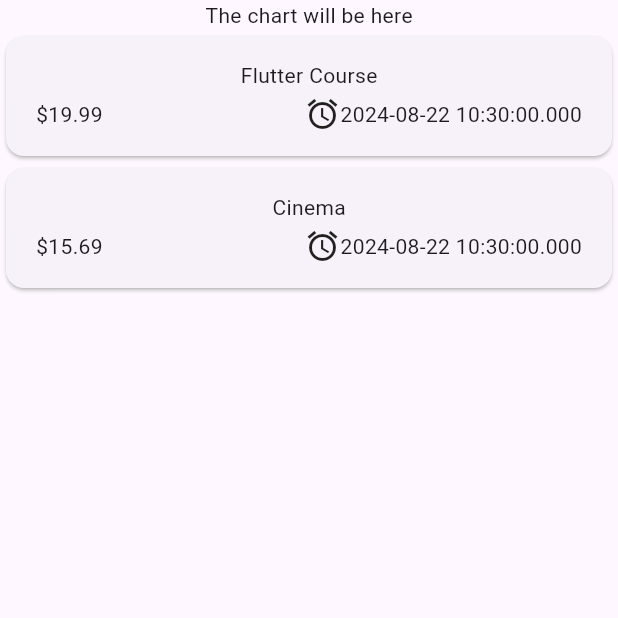
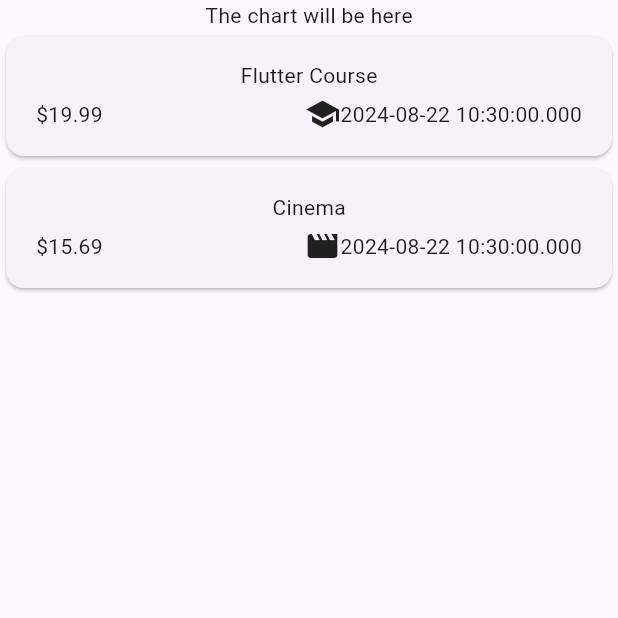
Before and after one commit to vohoangloc123/expense_tracker, a Flutter app: the screen it shows after launch, on a phone screen of 412 x 824 dp, the top half of it. Run offline on Flutter 3.47's test engine with Material 3 defaults, Android fonts, the phone set to English and light mode, and no system bars.

Commit message:
Used Icons & Formatting Dates

```diff
--- /dev/null
+++ b/lib/expense.dart
@@ -0,0 +1,55 @@
+import 'package:flutter/material.dart';
+import 'package:intl/intl.dart';
+import 'package:uuid/uuid.dart';
+
+const uuid = Uuid();
+
+enum Category {
+  Food,
+  Transportation,
+  Housing,
+  Utilities,
+  Clothing,
+  Health,
+  Insurance,
+  Personal,
+  Education,
+  Entertainment,
+  Miscellaneous,
+  leisure,
+}
+
+final formatter = DateFormat.yMd().format(DateTime.now());
+const categoryIcons = {
+  Category.Food: Icons.fastfood,
+  Category.Transportation: Icons.directions_bus,
+  Category.Housing: Icons.home,
+  Category.Utilities: Icons.flash_on,
+  Category.Clothing: Icons.shopping_bag,
+  Category.Health: Icons.local_hospital,
+  Category.Insurance: Icons.security,
+  Category.Personal: Icons.person,
+  Category.Education: Icons.school,
+  Category.Entertainment: Icons.movie,
+  Category.Miscellaneous: Icons.more_horiz,
+  Category.leisure: Icons.sports_esports,
+};
+
+class Expense {
+  Expense({
+    required this.title,
+    required this.amount,
+    required this.date,
+    required this.category,
+    // Add this parameter
+  }) : id = uuid.v4(); // Initialize id here
+
+  final String id;
+  final String title;
+  final double amount;
+  final DateTime date;
+  final Category category;
+  String get formattedDate {
+    return DateFormat.yMd().format(date);
+  }
+}
--- a/lib/expenses.dart
+++ b/lib/expenses.dart
@@ -1,7 +1,7 @@
 import 'package:expense_tracker/models/widgets/expenses_list/expenses_list.dart';
 import 'package:flutter/material.dart';
 
-import 'models/expense.dart';
+import 'expense.dart';
 
 class Expenses extends StatefulWidget {
   const Expenses({super.key});
@@ -21,7 +21,7 @@ class _ExpensesState extends State<Expenses> {
         title: "Cinema",
         amount: 15.69,
         date: DateTime.now(),
-        category: Category.leisure),
+        category: Category.Entertainment),
   ];
   @override
   Widget build(BuildContext context) {
--- a/lib/models/expense.dart
+++ /dev/null
@@ -1,33 +0,0 @@
-import 'package:uuid/uuid.dart';
-
-const uuid = Uuid();
-
-enum Category {
-  Food,
-  Transportation,
-  Housing,
-  Utilities,
-  Clothing,
-  Health,
-  Insurance,
-  Personal,
-  Education,
-  Entertainment,
-  Miscellaneous,
-  leisure,
-}
-
-class Expense {
-  Expense({
-    required this.title,
-    required this.amount,
-    required this.date,
-    required this.category,
-  }) : id = uuid.v4(); // Initialize id here
-
-  final String id;
-  final String title;
-  final double amount;
-  final DateTime date;
-  final Category category;
-}
--- a/lib/models/widgets/expenses_list/expense_item.dart
+++ b/lib/models/widgets/expenses_list/expense_item.dart
@@ -1,4 +1,4 @@
-import 'package:expense_tracker/models/expense.dart';
+import 'package:expense_tracker/expense.dart';
 import 'package:flutter/material.dart';
 
 class ExpenseItem extends StatelessWidget {
@@ -20,7 +20,7 @@ class ExpenseItem extends StatelessWidget {
                   const Spacer(),
                   Row(
                     children: [
-                      const Icon(Icons.alarm),
+                      Icon(categoryIcons[expense.category]),
                       Text(expense.date.toString()),
                     ],
                   ),
--- a/lib/models/widgets/expenses_list/expenses_list.dart
+++ b/lib/models/widgets/expenses_list/expenses_list.dart
@@ -1,7 +1,7 @@
 import 'package:expense_tracker/models/widgets/expenses_list/expense_item.dart';
 import 'package:flutter/material.dart';
 
-import '../../expense.dart';
+import '../../../expense.dart';
 
 class ExpensesList extends StatelessWidget {
   const ExpensesList({super.key, required this.expenses});
--- a/pubspec.yaml
+++ b/pubspec.yaml
@@ -36,6 +36,7 @@ dependencies:
   # Use with the CupertinoIcons class for iOS style icons.
   cupertino_icons: ^1.0.6
   uuid: ^4.4.2
+  intl: ^0.19.0
 
 dev_dependencies:
   flutter_test:
```
Also changed, not shown: pubspec.lock.
